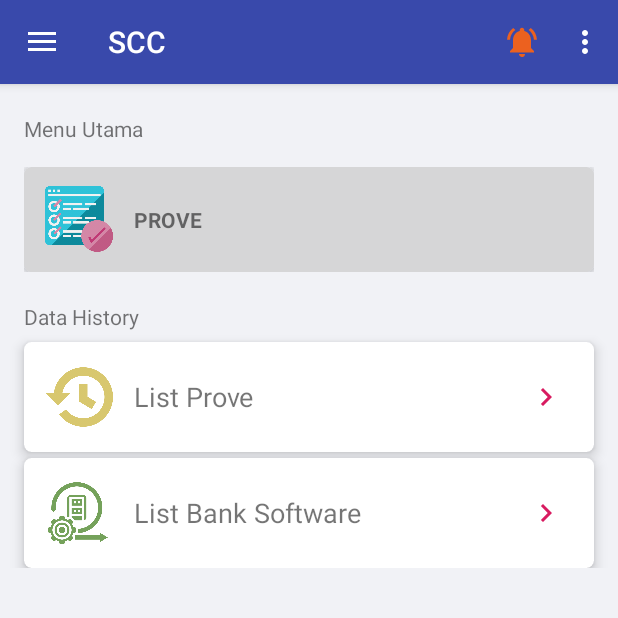
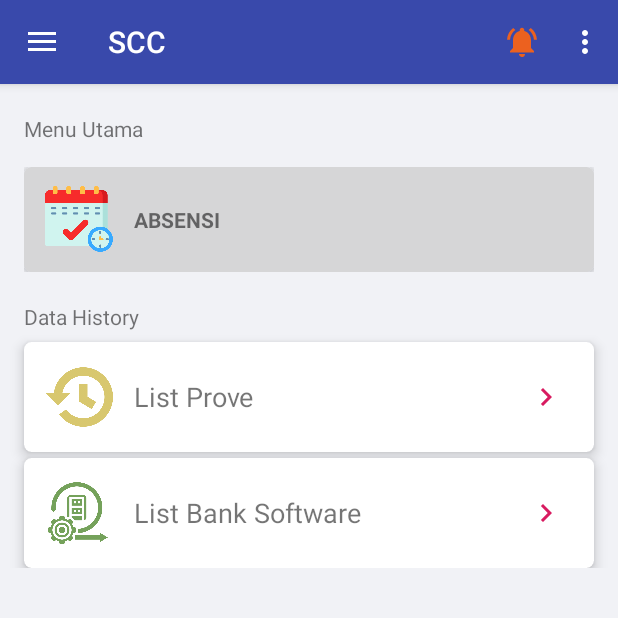
Before and after one commit to zalramli/scc, an Android app: the InternalHomeActivity screen opened directly, with no data from a screen before it, on a phone screen of 412 x 824 dp, the top half of it. Run offline under Robolectric (Android 15) with nearby library versions, the light colour scheme and no system bars; libraries missing offline, so code that uses them is left out: es.dmoral.toasty.

Commit message:
view home absensi
view home absensi

```diff
--- a/ANDROID/SCC/app/src/main/java/com/its/scc/Activities/Internal/_Home/InternalHomeActivity.java
+++ b/ANDROID/SCC/app/src/main/java/com/its/scc/Activities/Internal/_Home/InternalHomeActivity.java
@@ -21,6 +21,7 @@ import com.its.scc.Activities.Eksternal.ListJadwalBS.EksternalListJadwalBSActivi
 import com.its.scc.Activities.Eksternal.ListMateri.EksternalListMateriActivity;
 import com.its.scc.Activities.Eksternal.ListProve.EksternalListProveActivity;
 import com.its.scc.Activities.Internal.AkunEdit.InternalAkunEditActivity;
+import com.its.scc.Activities.Internal.ListAbsensi.InternalListAbsensiActivity;
 import com.its.scc.Activities.Internal._Home.view.IInternalHomeView;
 import com.its.scc.Controllers.SessionManager;
 import com.its.scc.R;
@@ -33,7 +34,7 @@ public class InternalHomeActivity extends AppCompatActivity implements View.OnCl
 	private ActionBarDrawerToggle actionBarDrawerToggle;
 	private NavigationView navigationView;
 
-	CardView cvLinkProve, cvLinkListProve,cvLinkListBankSoftware;
+	CardView cvLinkProve,cvLinkAbsensi ,cvLinkListProve,cvLinkListBankSoftware;
 
 	SessionManager sessionManager;
 	String id_internal = "";
@@ -47,6 +48,7 @@ public class InternalHomeActivity extends AppCompatActivity implements View.OnCl
 		navigationView = findViewById(R.id.navigation_view_internal);
 
 		cvLinkProve = findViewById(R.id.cv_link_prove); // link card view prove
+		cvLinkAbsensi = findViewById(R.id.cv_link_absensi); // cv_link_absensi
 		cvLinkListProve = findViewById(R.id.cv_link_list_prove); // link card view prove
 		cvLinkListBankSoftware= findViewById(R.id.cv_link_list_bank_software); // link card view prove
 
@@ -84,6 +86,7 @@ public class InternalHomeActivity extends AppCompatActivity implements View.OnCl
 		});
 
 		cvLinkProve.setOnClickListener(this);
+		cvLinkAbsensi.setOnClickListener(this);
 		cvLinkListProve.setOnClickListener(this);
 		cvLinkListBankSoftware.setOnClickListener(this);
 	}
@@ -93,6 +96,11 @@ public class InternalHomeActivity extends AppCompatActivity implements View.OnCl
 		if (v.getId() == R.id.cv_link_prove) {
 			Intent intent = new Intent();
 			intent = new Intent(getApplicationContext(), EksternalListMateriActivity.class);
+			startActivity(intent);
+		}
+		if (v.getId() == R.id.cv_link_absensi) {
+			Intent intent = new Intent();
+			intent = new Intent(getApplicationContext(), InternalListAbsensiActivity.class);
 			startActivity(intent);
 		}
 		if (v.getId() == R.id.cv_link_list_prove) {
--- a/ANDROID/SCC/app/src/main/res/layout/activity_internal_home.xml
+++ b/ANDROID/SCC/app/src/main/res/layout/activity_internal_home.xml
@@ -11,8 +11,8 @@
 	<androidx.core.widget.NestedScrollView
 		android:layout_width="match_parent"
 		android:layout_height="match_parent"
+		android:background="@color/colorBg"
 		android:fitsSystemWindows="true"
-		android:background="@color/colorBg"
 		app:layout_behavior="@string/appbar_scrolling_view_behavior">
 
 		<LinearLayout
@@ -90,6 +90,7 @@
 					android:clickable="true"
 					android:focusable="true"
 					android:foreground="?attr/selectableItemBackground"
+					android:visibility="gone"
 					app:cardBackgroundColor="@color/white"
 					app:cardCornerRadius="5dp"
 					app:cardElevation="5dp">
@@ -118,7 +119,41 @@
 				</androidx.cardview.widget.CardView>
 
 				<androidx.cardview.widget.CardView
-					android:visibility="gone"
+					android:id="@+id/cv_link_absensi"
+					android:layout_width="match_parent"
+					android:layout_height="match_parent"
+					android:layout_weight="1"
+					android:clickable="true"
+					android:focusable="true"
+					android:foreground="?attr/selectableItemBackground"
+					app:cardBackgroundColor="@color/white"
+					app:cardCornerRadius="5dp"
+					app:cardElevation="5dp">
+
+					<LinearLayout
+						android:layout_width="match_parent"
+						android:layout_height="match_parent"
+						android:orientation="horizontal">
+
+						<ImageView
+							android:layout_width="45dp"
+							android:layout_height="45dp"
+							android:layout_gravity="center_vertical"
+							android:layout_margin="14dp"
+							android:src="@drawable/ic_calendar" />
+
+						<TextView
+							android:layout_width="wrap_content"
+							android:layout_height="wrap_content"
+							android:layout_gravity="center_vertical"
+							android:text="ABSENSI"
+							android:textStyle="bold" />
+
+					</LinearLayout>
+
+				</androidx.cardview.widget.CardView>
+
+				<androidx.cardview.widget.CardView
 					android:layout_width="match_parent"
 					android:layout_height="match_parent"
 					android:layout_marginLeft="8dp"
@@ -126,6 +161,7 @@
 					android:clickable="true"
 					android:focusable="true"
 					android:foreground="?attr/selectableItemBackground"
+					android:visibility="gone"
 					app:cardBackgroundColor="@color/white"
 					app:cardCornerRadius="5dp"
 					app:cardElevation="5dp">
--- a/ANDROID/SCC/app/src/main/res/menu/navigation_internal.xml
+++ b/ANDROID/SCC/app/src/main/res/menu/navigation_internal.xml
@@ -19,13 +19,4 @@
 			android:title="Jadwal Bank Software" />
 	</group>
 
-	<group
-		android:id="@+id/group3"
-		android:checkableBehavior="single">
-		<item
-			android:id="@+id/absensi"
-			android:icon="@drawable/ic_check_black"
-			android:title="Absensi Rapat" />
-	</group>
-
 </menu>
```
Also changed, not shown: ANDROID/SCC/app/src/main/res/drawable/ic_calendar.png (added).
